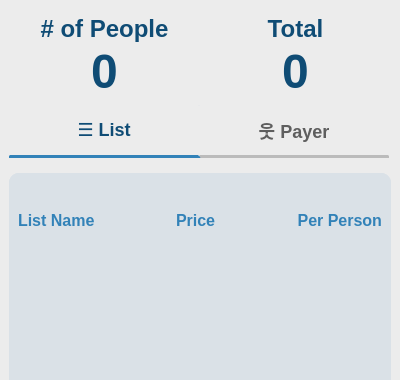
Old version of the form BillSplittr/mainwindow.ui in the repository neneprm/BillSplittr; both pictures show x 0 to 400 and y 0 to 380 of the 400 by 600 pixel window.
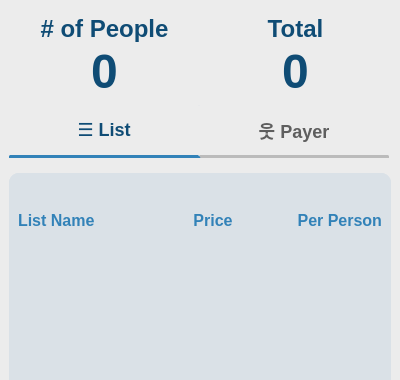
New version of the form.

Commit message:
Update main window ui
Add list to list tab widget

What changed in the file:
```diff
--- a/BillSplittr/mainwindow.ui
+++ b/BillSplittr/mainwindow.ui
@@ -198,7 +198,7 @@
            <widget class="QLabel" name="listName_label">
             <property name="maximumSize">
              <size>
-              <width>200</width>
+              <width>150</width>
               <height>100</height>
              </size>
             </property>
@@ -216,7 +216,7 @@
            <widget class="QLabel" name="price_label">
             <property name="maximumSize">
              <size>
-              <width>100</width>
+              <width>150</width>
               <height>100</height>
              </size>
             </property>
@@ -228,6 +228,9 @@
             <property name="text">
              <string>Price</string>
             </property>
+            <property name="alignment">
+             <set>Qt::AlignCenter</set>
+            </property>
            </widget>
           </item>
           <item>
```
Left out of the diff: 6 changed lines with no effect on the pictures. The commit also changes 6 other files.
